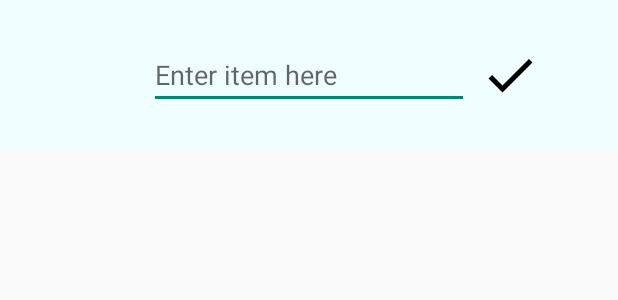
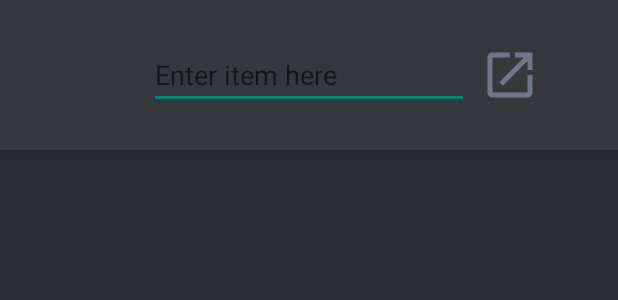
Before and after one commit to ManuelEnriquezMerino/RobotAlmacenamiento, an Android app built with Jetpack Compose: the layout activity_main.xml on its own in the app's theme, with its tools: preview values and no code run, on a phone screen of 412 x 824 dp. Shown: the top 300 px of the screen. Run offline under Robolectric (Android 15) with nearby library versions, the phone set to English and light mode, and no system bars.

Commit message:
Rework
Updated visuals
Refactored item handling and created companion object

```diff
--- a/Android/SmartStorage/app/build.gradle.kts
+++ b/Android/SmartStorage/app/build.gradle.kts
@@ -5,12 +5,12 @@ plugins {
 
 android {
     namespace = "com.smartstorage.application"
-    compileSdk = 33
+    compileSdk = 34
 
     defaultConfig {
         applicationId = "com.smartstorage.application"
         minSdk = 24
-        targetSdk = 33
+        targetSdk = 34
         versionCode = 1
         versionName = "1.0"
 
@@ -68,5 +68,7 @@ dependencies {
     androidTestImplementation("androidx.compose.ui:ui-test-junit4")
     debugImplementation("androidx.compose.ui:ui-tooling")
     debugImplementation("androidx.compose.ui:ui-test-manifest")
+    implementation("com.google.android.material:material:1.10.0")
+    implementation("com.google.code.gson:gson:2.9.0")
 
 }
--- a/Android/SmartStorage/app/src/main/AndroidManifest.xml
+++ b/Android/SmartStorage/app/src/main/AndroidManifest.xml
@@ -16,13 +16,17 @@
             android:name=".MainActivity"
             android:exported="true"
             android:label="@string/app_name"
-            android:theme="@style/Theme.SmartStorage">
+            android:theme="@style/Theme.SmartStorage"
+        >
             <intent-filter>
                 <action android:name="android.intent.action.MAIN" />
 
                 <category android:name="android.intent.category.LAUNCHER" />
             </intent-filter>
         </activity>
+        <activity android:name=".NewItemMenu"
+            android:theme="@style/popUpTheme"
+        ></activity>
     </application>
 
 </manifest>
--- a/Android/SmartStorage/app/src/main/res/drawable/add_item.xml
+++ b/Android/SmartStorage/app/src/main/res/drawable/add_item.xml
@@ -1,5 +1,5 @@
-<vector android:height="24dp" android:tint="#000000"
-    android:viewportHeight="24" android:viewportWidth="24"
-    android:width="24dp" xmlns:android="http://schemas.android.com/apk/res/android">
-    <path android:fillColor="@android:color/white" android:pathData="M9,16.17L4.83,12l-1.42,1.41L9,19 21,7l-1.41,-1.41z"/>
+<vector android:autoMirrored="true" android:height="24dp"
+    android:tint="#6F7788" android:viewportHeight="24"
+    android:viewportWidth="24" android:width="24dp" xmlns:android="http://schemas.android.com/apk/res/android">
+    <path android:fillColor="#6F7788" android:pathData="M19,19H5V5h7V3H5c-1.11,0 -2,0.9 -2,2v14c0,1.1 0.89,2 2,2h14c1.1,0 2,-0.9 2,-2v-7h-2v7zM14,3v2h3.59l-9.83,9.83 1.41,1.41L19,6.41V10h2V3h-7z"/>
 </vector>
--- /dev/null
+++ b/Android/SmartStorage/app/src/main/res/drawable/cancel_item.xml
@@ -0,0 +1,5 @@
+<vector android:height="24dp" android:tint="#dcdee5"
+    android:viewportHeight="24" android:viewportWidth="24"
+    android:width="24dp" xmlns:android="http://schemas.android.com/apk/res/android">
+    <path android:fillColor="#dcdee5" android:pathData="M12,2C6.47,2 2,6.47 2,12s4.47,10 10,10 10,-4.47 10,-10S17.53,2 12,2zM17,15.59L15.59,17 12,13.41 8.41,17 7,15.59 10.59,12 7,8.41 8.41,7 12,10.59 15.59,7 17,8.41 13.41,12 17,15.59z"/>
+</vector>
--- /dev/null
+++ b/Android/SmartStorage/app/src/main/res/drawable/confirm_item.xml
@@ -0,0 +1,5 @@
+<vector android:height="24dp" android:tint="#dcdee5"
+    android:viewportHeight="24" android:viewportWidth="24"
+    android:width="24dp" xmlns:android="http://schemas.android.com/apk/res/android">
+    <path android:fillColor="#dcdee5" android:pathData="M12,2C6.48,2 2,6.48 2,12s4.48,10 10,10 10,-4.48 10,-10S17.52,2 12,2zM10,17l-5,-5 1.41,-1.41L10,14.17l7.59,-7.59L19,8l-9,9z"/>
+</vector>
--- a/Android/SmartStorage/app/src/main/res/layout/activity_main.xml
+++ b/Android/SmartStorage/app/src/main/res/layout/activity_main.xml
@@ -5,13 +5,17 @@
     xmlns:app="http://schemas.android.com/apk/res-auto"
     android:layout_width="match_parent"
     android:layout_height="match_parent"
-    tools:context=".MainActivity">
+    android:background="#282c34"
+    tools:context=".MainActivity"
+    android:elevation="1dp"
+    android:clipToPadding="false">
 
     <RelativeLayout
         android:layout_width="match_parent"
         android:layout_height="100dp"
         android:id="@+id/header"
-        android:background="#F1FEFF"
+        android:background="#35383d"
+        android:elevation="10dp"
         >
         <EditText
             android:layout_width="wrap_content"
@@ -20,6 +24,7 @@
             android:hint="Enter item here"
             android:layout_centerInParent="true"
             android:id="@+id/input"
+            android:textColor="#bbb7aa"
         />
         <ImageView
             android:layout_width="40sp"
@@ -32,11 +37,20 @@
         />
     </RelativeLayout>
 
-    <ListView
+    <RelativeLayout
         android:layout_width="match_parent"
-        android:layout_height="wrap_content"
-        android:id="@+id/listview"
+        android:layout_height="match_parent"
+        android:id="@+id/list"
         android:layout_below="@id/header"
-    ></ListView>
+        android:paddingVertical="25dp"
+        android:paddingHorizontal="15dp"
+        >
+        <ListView
+            android:layout_width="match_parent"
+            android:layout_height="wrap_content"
+            android:id="@+id/listview"
+            android:divider="#282c34"
+            android:dividerHeight="10sp" />
+    </RelativeLayout>
 
 </RelativeLayout>
--- a/Android/SmartStorage/app/src/main/res/values/strings.xml
+++ b/Android/SmartStorage/app/src/main/res/values/strings.xml
@@ -1,3 +1,6 @@
 <resources>
     <string name="app_name">Smart Storage</string>
+    <string name="description">Enter item\'s descrption here</string>
+    <string name="name">Enter item\'s name here</string>
+    <string name="file">SmartStorage_File</string>
 </resources>
--- /dev/null
+++ b/Android/SmartStorage/app/src/main/res/values/styles.xml
@@ -0,0 +1,14 @@
+<?xml version="1.0" encoding="utf-8"?>
+<resources>
+
+    <style name="popUpTheme">
+        <item name="android:windowCloseOnTouchOutside">true</item>
+        <item name="android:windowBackground">@android:color/transparent</item>
+        <item name="android:windowContentOverlay">@null</item>
+        <item name="android:windowNoTitle">true</item>
+        <item name="android:windowIsFloating">true</item>
+        <item name="android:backgroundDimEnabled">true</item>
+    </style>
+
+
+</resources>
```
Also changed, not shown: Android/SmartStorage/app/src/main/java/com/smartstorage/application/Item.kt (+1 -9 lines), Android/SmartStorage/app/src/main/java/com/smartstorage/application/ItemHandler.kt (added, +124 -0 lines), Android/SmartStorage/app/src/main/java/com/smartstorage/application/ListViewAdapter.kt (+18 -16 lines), Android/SmartStorage/app/src/main/java/com/smartstorage/application/MainActivity.kt (+15 -96 lines), Android/SmartStorage/app/src/main/java/com/smartstorage/application/NewItemMenu.kt (added, +50 -0 lines), Android/SmartStorage/app/src/main/java/com/smartstorage/application/USBHandler.kt (+4 -10 lines), Android/SmartStorage/app/src/main/res/drawable/layout_bg.xml (added, +7 -0 lines), Android/SmartStorage/app/src/main/res/drawable/listitem_bg.xml (added, +12 -0 lines), Android/SmartStorage/app/src/main/res/layout/list_row.xml (+15 -10 lines), Android/SmartStorage/app/src/main/res/layout/popup_window.xml (added, +51 -0 lines).
